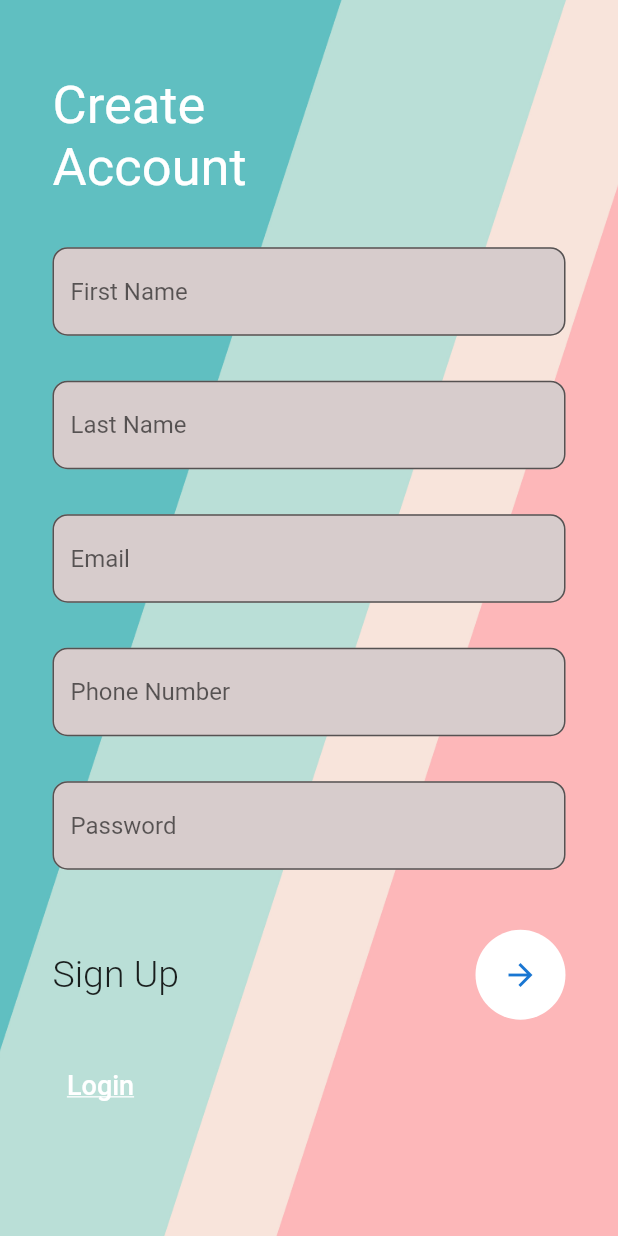
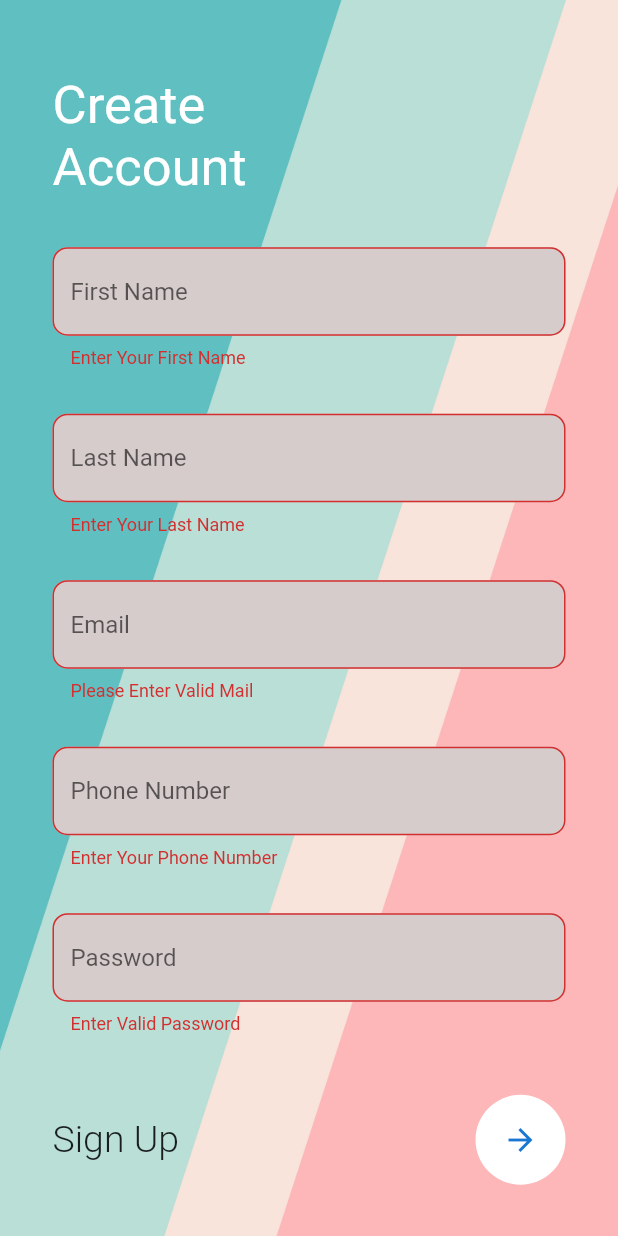
Before and after one commit to deepaksoni1010101/LoginSignupPage, a Flutter app: the MySignUp screen opened by its route, after a tap on the "arrow forward" icon, on a phone screen of 412 x 824 dp. Run offline on Flutter 3.47's test engine with Material 2 defaults, Android fonts, the phone set to English and light mode, and no system bars; our stand-ins replace email_validator.

Commit message:
Some Changes

```diff
--- /dev/null
+++ b/lib/homepage.dart
@@ -0,0 +1,15 @@
+import 'package:flutter/material.dart';
+
+class HomePage extends StatefulWidget {
+  const HomePage({Key? key}) : super(key: key);
+
+  @override
+  State<HomePage> createState() => _HomePageState();
+}
+
+class _HomePageState extends State<HomePage> {
+  @override
+  Widget build(BuildContext context) {
+    return const Scaffold();
+  }
+}
--- a/lib/login.dart
+++ b/lib/login.dart
@@ -86,8 +86,11 @@ class _MyLoginState extends State<MyLogin> {
                               child: IconButton(
                                 onPressed: () {
                                   if (_formKey.currentState!.validate()) {
+                                    // ignore: avoid_print
                                     print('form is validated');
+                                    Navigator.pushNamed(context, 'homepage');
                                   } else {
+                                    // ignore: avoid_print
                                     print('form is not validated');
                                   }
                                 },
--- a/lib/main.dart
+++ b/lib/main.dart
@@ -1,4 +1,5 @@
 import 'package:flutter/material.dart';
+import 'package:loginapp/homepage.dart';
 import 'package:loginapp/signup.dart';
 
 import 'login.dart';
@@ -10,6 +11,7 @@ void main() {
     routes: {
       'login': (context) => const MyLogin(),
       'signup': (context) => const MySignUp(),
+      'homepage': (context) => const HomePage(),
     },
   ));
 }
--- a/lib/signup.dart
+++ b/lib/signup.dart
@@ -1,4 +1,6 @@
+import 'package:email_validator/email_validator.dart';
 import 'package:flutter/material.dart';
+import 'package:flutter/services.dart';
 
 class MySignUp extends StatefulWidget {
   const MySignUp({Key? key}) : super(key: key);
@@ -8,6 +10,18 @@ class MySignUp extends StatefulWidget {
 }
 
 class _MySignUpState extends State<MySignUp> {
+  final _formkey = GlobalKey<FormState>();
+
+  final _firstNameController = TextEditingController();
+
+  final _lastNameController = TextEditingController();
+
+  final _emailController = TextEditingController();
+
+  final _phoneNumberController = TextEditingController();
+
+  final _passwordController = TextEditingController();
+
   @override
   Widget build(BuildContext context) {
     return Container(
@@ -32,9 +46,14 @@ class _MySignUpState extends State<MySignUp> {
                   right: 35,
                   left: 35,
                 ),
+                child: Form(
+                  key: _formkey,
                   child: Column(
                     children: [
-                    TextField(
+                      TextFormField(
+                        validator: (value) =>
+                            value!.isEmpty ? "Enter Your First Name" : null,
+                        controller: _firstNameController,
                         decoration: InputDecoration(
                             fillColor: const Color.fromARGB(255, 215, 204, 204),
                             filled: true,
@@ -45,9 +64,13 @@ class _MySignUpState extends State<MySignUp> {
                       const SizedBox(
                         height: 30,
                       ),
-                    TextField(
+                      TextFormField(
+                          validator: (value) =>
+                              value!.isEmpty ? "Enter Your Last Name" : null,
+                          controller: _lastNameController,
                           decoration: InputDecoration(
-                            fillColor: const Color.fromARGB(255, 215, 204, 204),
+                              fillColor:
+                                  const Color.fromARGB(255, 215, 204, 204),
                               filled: true,
                               hintText: 'Last Name',
                               border: OutlineInputBorder(
@@ -55,9 +78,14 @@ class _MySignUpState extends State<MySignUp> {
                       const SizedBox(
                         height: 30,
                       ),
-                    TextField(
+                      TextFormField(
+                          validator: (value) => EmailValidator.validate(value!)
+                              ? null
+                              : "Please Enter Valid Mail",
+                          controller: _emailController,
                           decoration: InputDecoration(
-                            fillColor: const Color.fromARGB(255, 215, 204, 204),
+                              fillColor:
+                                  const Color.fromARGB(255, 215, 204, 204),
                               filled: true,
                               hintText: 'Email',
                               border: OutlineInputBorder(
@@ -65,9 +93,17 @@ class _MySignUpState extends State<MySignUp> {
                       const SizedBox(
                         height: 30,
                       ),
-                    TextField(
+                      TextFormField(
+                          validator: (value) =>
+                              value!.isEmpty ? "Enter Your Phone Number" : null,
+                          controller: _phoneNumberController,
+                          inputFormatters: [
+                            FilteringTextInputFormatter.digitsOnly
+                          ],
+                          keyboardType: TextInputType.number,
                           decoration: InputDecoration(
-                            fillColor: const Color.fromARGB(255, 215, 204, 204),
+                              fillColor:
+                                  const Color.fromARGB(255, 215, 204, 204),
                               filled: true,
                               hintText: 'Phone Number',
                               border: OutlineInputBorder(
@@ -75,10 +111,14 @@ class _MySignUpState extends State<MySignUp> {
                       const SizedBox(
                         height: 30,
                       ),
-                    TextField(
+                      TextFormField(
+                          validator: (value) =>
+                              value!.isEmpty ? "Enter Valid Password" : null,
+                          controller: _passwordController,
                           obscureText: true,
                           decoration: InputDecoration(
-                            fillColor: const Color.fromARGB(255, 215, 204, 204),
+                              fillColor:
+                                  const Color.fromARGB(255, 215, 204, 204),
                               filled: true,
                               hintText: 'Password',
                               border: OutlineInputBorder(
@@ -98,7 +138,15 @@ class _MySignUpState extends State<MySignUp> {
                               radius: 30,
                               backgroundColor: Colors.white,
                               child: IconButton(
-                              onPressed: () {},
+                                onPressed: () {
+                                  if (_formkey.currentState!.validate()) {
+                                    // ignore: avoid_print
+                                    print('Form Is Validated');
+                                  } else {
+                                    // ignore: avoid_print
+                                    print('Form is Not Validated');
+                                  }
+                                },
                                 icon: const Icon(Icons.arrow_forward),
                               ))
                         ],
@@ -127,6 +175,7 @@ class _MySignUpState extends State<MySignUp> {
                     ],
                   ),
                 ),
+              ),
             )
           ],
         ),
--- a/pubspec.yaml
+++ b/pubspec.yaml
@@ -35,6 +35,7 @@ dependencies:
   # Use with the CupertinoIcons class for iOS style icons.
   cupertino_icons: ^1.0.2
   email_validator: ^2.0.1
+  phone_number: ^0.12.0+2
 
 dev_dependencies:
   flutter_test:
```
Also changed, not shown: pubspec.lock. Lines whose indentation alone changed are shown as unchanged.
